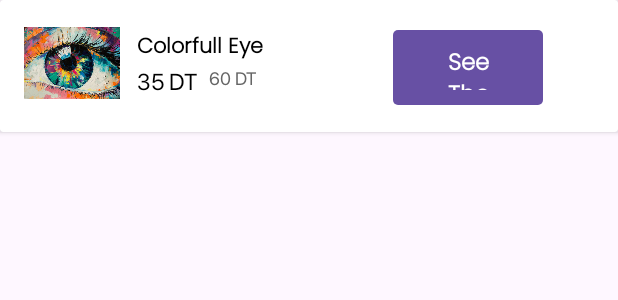
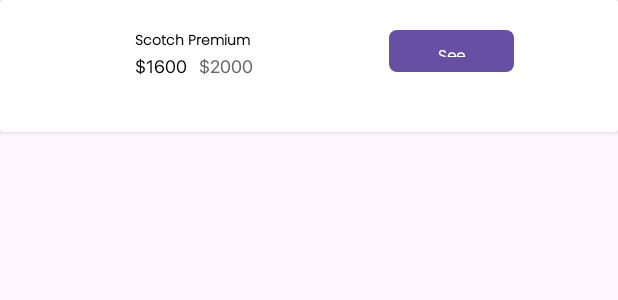
Before and after one commit to LAshref/StuArt, an Android app: the layout best_deals_rv_item.xml on its own in the app's theme, with its tools: preview values and no code run, on a phone screen of 412 x 824 dp. Shown: the top 300 px of the screen. Run offline under Robolectric (Android 15) with nearby library versions, the phone set to English and light mode, and no system bars; plain views replace CircularProgressButton.

Commit message:
best deals and all products display on main

```diff
--- a/app/src/main/res/layout/best_deals_rv_item.xml
+++ b/app/src/main/res/layout/best_deals_rv_item.xml
@@ -18,31 +18,30 @@
             app:layout_constraintStart_toStartOf="parent"
             app:layout_constraintTop_toTopOf="parent"
             android:layout_marginStart="16dp"
-            android:layout_marginTop="10dp"
-            android:src="@drawable/anis_art" />
+            android:layout_marginTop="10dp" />
 
         <TextView
             android:id="@+id/tv_deal_product_name"
-            android:layout_width="100dp"
+            android:layout_width="80dp"
             android:layout_height="wrap_content"
-            android:text="@string/colorfull_eye"
+            android:text="Scotch Premium"
             app:layout_constraintStart_toEndOf="@id/img_best_deal"
             app:layout_constraintTop_toTopOf="@id/img_best_deal"
             android:layout_marginTop="10dp"
-            android:layout_marginStart="11dp"
+            android:layout_marginStart="10dp"
             android:fontFamily="@font/poppins_light"
             android:textStyle="bold"
             android:textColor="@color/black"
-            android:textSize="14sp"/>
+            android:textSize="9sp"/>
 
         <TextView
             android:id="@+id/tv_old_price"
             android:layout_width="wrap_content"
             android:layout_height="wrap_content"
-            android:text="@string/_60_dt"
+            android:text="$2000"
             app:layout_constraintTop_toBottomOf="@id/tv_deal_product_name"
             app:layout_constraintStart_toEndOf="@id/tv_new_price"
-            android:textColor="@color/g_hint"
+            android:textColor="@color/g_gray700"
             android:textSize="12sp"
             android:fontFamily="@font/sf_pro_display"
             android:layout_marginStart="8dp"
@@ -52,35 +51,30 @@
             android:id="@+id/tv_new_price"
             android:layout_width="wrap_content"
             android:layout_height="wrap_content"
-            android:text="@string/_35_dt"
+            android:text="$1600"
             app:layout_constraintStart_toStartOf="@id/tv_deal_product_name"
             app:layout_constraintTop_toBottomOf="@id/tv_deal_product_name"
 
             android:textColor="@color/black"
-            android:textSize="15sp"
+            android:textSize="12sp"
             android:fontFamily="@font/sf_pro_display"/>
 
         <com.github.leandroborgesferreira.loadingbutton.customViews.CircularProgressButton
-
-        android:id="@+id/btn_see_product"
-            android:layout_width="100dp"
-            android:layout_height="50dp"
-            android:background="@drawable/btn_background"
+            android:id="@+id/btn_see_product"
+            android:layout_width="83dp"
+            android:layout_height="28dp"
+            android:background="@drawable/blue_background"
             android:fontFamily="@font/poppins_light"
-            android:text="@string/see_the_product"
+            android:text="See product"
             android:textColor="@color/white"
-            android:textSize="15sp"
+            android:textSize="10dp"
             android:textStyle="bold"
             app:layout_constraintStart_toEndOf="@id/tv_deal_product_name"
             app:layout_constraintTop_toTopOf="@id/tv_deal_product_name"
             android:textAllCaps="false"
             app:layout_constraintEnd_toEndOf="parent"
             android:layout_marginStart="20dp"
-
             />
-
-
-
 
     </androidx.constraintlayout.widget.ConstraintLayout>
 </androidx.cardview.widget.CardView>
```
Also changed, not shown: app/src/main/java/com/example/stuart/adapters/BestDealsAdapter.kt (added, +60 -0 lines), app/src/main/java/com/example/stuart/adapters/BestProductAdapter.kt (added, +65 -0 lines), app/src/main/java/com/example/stuart/fragments/categories/MainCategoryFragment.kt (+68 -2 lines), app/src/main/java/com/example/stuart/viewmodel/MainCategoryViewModel.kt (+45 -2 lines), app/src/main/res/layout/product_rv_item.xml (+20 -9 lines).
